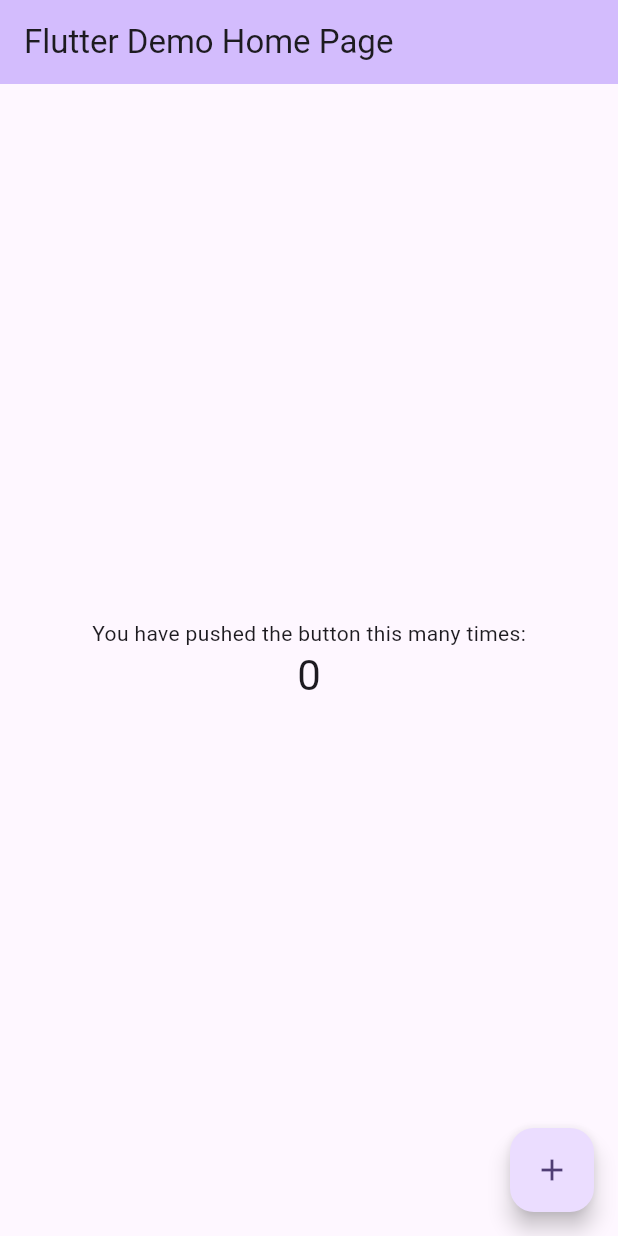
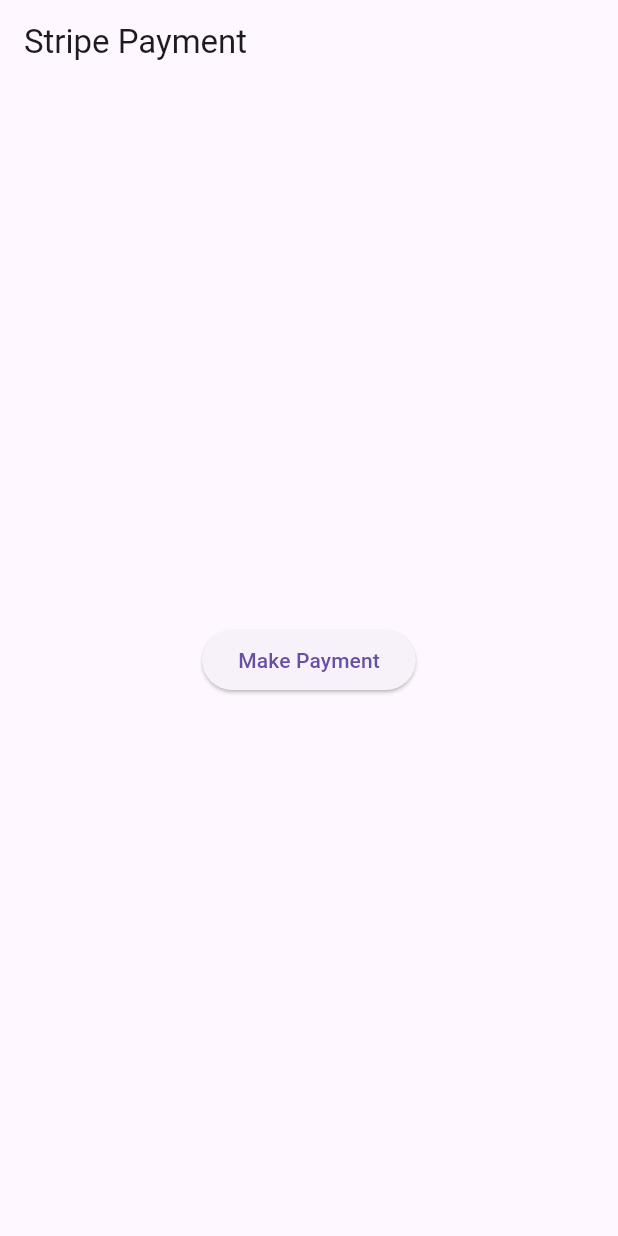
Before and after one commit to kitsoNamane/bhc-hackathon, a Flutter app: the screen it shows after launch, on a phone screen of 412 x 824 dp. Run offline on Flutter 3.47's test engine with Material 3 defaults, Android fonts, the phone set to English and light mode, and no system bars; missing offline and left inert: flutter_stripe.

Commit message:
feat: integrate stripe payments on Android

```diff
--- a/lib/main.dart
+++ b/lib/main.dart
@@ -1,125 +1,134 @@
+import 'dart:convert';
+
 import 'package:flutter/material.dart';
+import 'package:flutter_stripe/flutter_stripe.dart';
+import 'package:http/http.dart' as http;
 
 void main() {
+  WidgetsFlutterBinding.ensureInitialized();
+  Stripe.publishableKey =
+  'pk_test_51MLa6YG4sSRlNRRrfUDVug1S2AiWahvQ4b0vWuGcxdUtWwun2M0FdvapRGAOBdnvXUBSkrdegC6ZjfiFbZ2AI3dk00xTwnW20y';
+
   runApp(const MyApp());
 }
 
 class MyApp extends StatelessWidget {
   const MyApp({super.key});
-
-  // This widget is the root of your application.
   @override
   Widget build(BuildContext context) {
-    return MaterialApp(
+    return const MaterialApp(
+      debugShowCheckedModeBanner: false,
       title: 'Flutter Demo',
-      theme: ThemeData(
-        // This is the theme of your application.
-        //
-        // TRY THIS: Try running your application with "flutter run". You'll see
-        // the application has a purple toolbar. Then, without quitting the app,
-        // try changing the seedColor in the colorScheme below to Colors.green
-        // and then invoke "hot reload" (save your changes or press the "hot
-        // reload" button in a Flutter-supported IDE, or press "r" if you used
-        // the command line to start the app).
-        //
-        // Notice that the counter didn't reset back to zero; the application
-        // state is not lost during the reload. To reset the state, use hot
-        // restart instead.
-        //
-        // This works for code too, not just values: Most code changes can be
-        // tested with just a hot reload.
-        colorScheme: ColorScheme.fromSeed(seedColor: Colors.deepPurple),
-        useMaterial3: true,
-      ),
-      home: const MyHomePage(title: 'Flutter Demo Home Page'),
+      home: StripePaymentScreen(),
     );
   }
 }
 
-class MyHomePage extends StatefulWidget {
-  const MyHomePage({super.key, required this.title});
-
-  // This widget is the home page of your application. It is stateful, meaning
-  // that it has a State object (defined below) that contains fields that affect
-  // how it looks.
-
-  // This class is the configuration for the state. It holds the values (in this
-  // case the title) provided by the parent (in this case the App widget) and
-  // used by the build method of the State. Fields in a Widget subclass are
-  // always marked "final".
-
-  final String title;
+class StripePaymentScreen extends StatefulWidget {
+  const StripePaymentScreen({super.key});
 
   @override
-  State<MyHomePage> createState() => _MyHomePageState();
+  State<StripePaymentScreen> createState() => _StripePaymentScreenState();
 }
 
-class _MyHomePageState extends State<MyHomePage> {
-  int _counter = 0;
-
-  void _incrementCounter() {
-    setState(() {
-      // This call to setState tells the Flutter framework that something has
-      // changed in this State, which causes it to rerun the build method below
-      // so that the display can reflect the updated values. If we changed
-      // _counter without calling setState(), then the build method would not be
-      // called again, and so nothing would appear to happen.
-      _counter++;
-    });
-  }
+class _StripePaymentScreenState extends State<StripePaymentScreen> {
+  Map<String, dynamic>? paymentIntent;
 
   @override
   Widget build(BuildContext context) {
-    // This method is rerun every time setState is called, for instance as done
-    // by the _incrementCounter method above.
-    //
-    // The Flutter framework has been optimized to make rerunning build methods
-    // fast, so that you can just rebuild anything that needs updating rather
-    // than having to individually change instances of widgets.
     return Scaffold(
       appBar: AppBar(
-        // TRY THIS: Try changing the color here to a specific color (to
-        // Colors.amber, perhaps?) and trigger a hot reload to see the AppBar
-        // change color while the other colors stay the same.
-        backgroundColor: Theme.of(context).colorScheme.inversePrimary,
-        // Here we take the value from the MyHomePage object that was created by
-        // the App.build method, and use it to set our appbar title.
-        title: Text(widget.title),
+        title: const Text('Stripe Payment'),
       ),
       body: Center(
-        // Center is a layout widget. It takes a single child and positions it
-        // in the middle of the parent.
-        child: Column(
-          // Column is also a layout widget. It takes a list of children and
-          // arranges them vertically. By default, it sizes itself to fit its
-          // children horizontally, and tries to be as tall as its parent.
-          //
-          // Column has various properties to control how it sizes itself and
-          // how it positions its children. Here we use mainAxisAlignment to
-          // center the children vertically; the main axis here is the vertical
-          // axis because Columns are vertical (the cross axis would be
-          // horizontal).
-          //
-          // TRY THIS: Invoke "debug painting" (choose the "Toggle Debug Paint"
-          // action in the IDE, or press "p" in the console), to see the
-          // wireframe for each widget.
-          mainAxisAlignment: MainAxisAlignment.center,
-          children: <Widget>[
-            const Text(
-              'You have pushed the button this many times:',
-            ),
-            Text(
-              '$_counter',
-              style: Theme.of(context).textTheme.headlineMedium,
-            ),
-          ],
+        child: ElevatedButton(
+          child: const Text('Make Payment'),
+          onPressed: () async {
+            await makePayment();
+          },
         ),
       ),
-      floatingActionButton: FloatingActionButton(
-        onPressed: _incrementCounter,
-        tooltip: 'Increment',
-        child: const Icon(Icons.add),
-      ), // This trailing comma makes auto-formatting nicer for build methods.
     );
   }
+
+  Future<void> makePayment() async {
+    try {
+      // Create payment intent data
+      paymentIntent = await createPaymentIntent('100', 'BWP');
+      // initialise the payment sheet setup
+      await Stripe.instance.initPaymentSheet(
+        paymentSheetParameters: SetupPaymentSheetParameters(
+          // Client secret key from payment data
+          paymentIntentClientSecret: paymentIntent!['client_secret'],
+          googlePay: const PaymentSheetGooglePay(
+            // Currency and country code is accourding to India
+              testEnv: true,
+              currencyCode: "INR",
+              merchantCountryCode: "IN"),
+          // Merchant Name
+          merchantDisplayName: 'Flutterwings',
+          // return URl if you want to add
+          // returnURL: 'flutterstripe://redirect',
+        ),
+      );
+      // Display payment sheet
+      displayPaymentSheet();
+    } catch (e) {
+      print("exception $e");
+
+      if (e is StripeConfigException) {
+        print("Stripe exception ${e.message}");
+      } else {
+        print("exception $e");
+      }
+    }
+  }
+
+  displayPaymentSheet() async {
+    try {
+      // "Display payment sheet";
+      await Stripe.instance.presentPaymentSheet();
+      // Show when payment is done
+      // Displaying snackbar for it
+      ScaffoldMessenger.of(context).showSnackBar(
+        const SnackBar(content: Text("Paid successfully")),
+      );
+      paymentIntent = null;
+    } on StripeException catch (e) {
+      // If any error comes during payment
+      // so payment will be cancelled
+      print('Error: $e');
+
+      ScaffoldMessenger.of(context).showSnackBar(
+        const SnackBar(content: Text(" Payment Cancelled")),
+      );
+    } catch (e) {
+      print("Error in displaying");
+      print('$e');
+    }
+  }
+
+  createPaymentIntent(String amount, String currency) async {
+    try {
+      Map<String, dynamic> body = {
+        'amount': ((int.parse(amount)) * 100).toString(),
+        'currency': currency,
+        'payment_method_types[]': 'card',
+      };
+      var secretKey =
+          "sk_test_51MLa6YG4sSRlNRRrFc2P0OH0SEAtrkaAQuUbnyHE9Ud9VqvgVqHBCwvVzv49OfYBIuW6eIrSZcKtRD5LE0w5teh200Sf9Sgiii";
+      var response = await http.post(
+        Uri.parse('https://api.stripe.com/v1/payment_intents'),
+        headers: {
+          'Authorization': 'Bearer $secretKey',
+          'Content-Type': 'application/x-www-form-urlencoded'
+        },
+        body: body,
+      );
+      print('Payment Intent Body: ${response.body.toString()}');
+      return jsonDecode(response.body.toString());
+    } catch (err) {
+      print('Error charging user: ${err.toString()}');
+    }
+  }
 }
--- a/pubspec.yaml
+++ b/pubspec.yaml
@@ -38,6 +38,7 @@ dependencies:
   firebase_analytics: ^11.0.1
   firebase_core: ^3.1.0
   flutter_stripe: ^10.1.1
+  http: ^1.2.1
 
 dev_dependencies:
   flutter_test:
```
Also changed, not shown: pubspec.lock, 5 other files.
